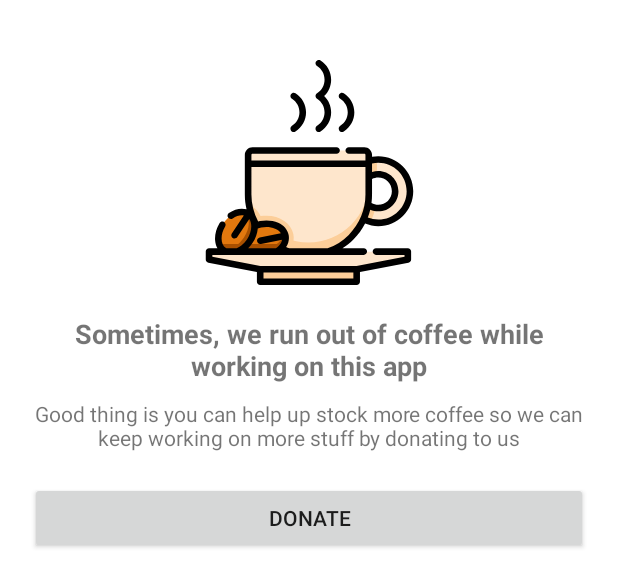
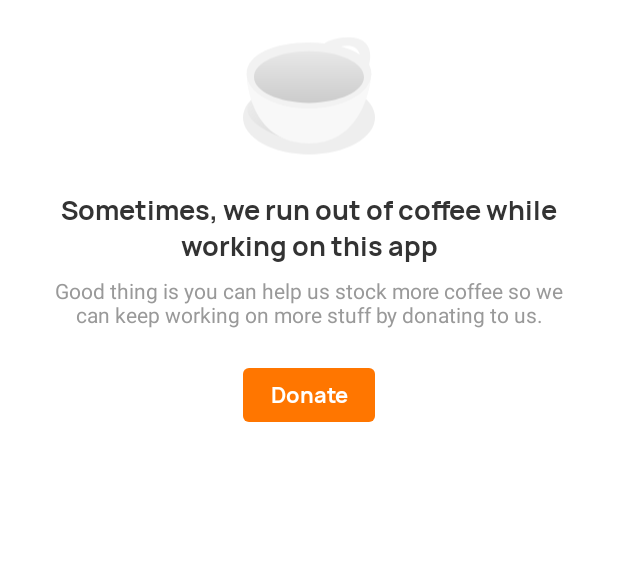
Before and after one commit to SameItuHiu/Nintendo_Eshop, an Android app: the layout popup.xml on its own in the app's theme, with its tools: preview values and no code run, on a phone screen of 412 x 824 dp. Shown: the top 587 px of the screen. Run offline under Robolectric (Android 15) with nearby library versions, the phone set to English and light mode, and no system bars; network calls fail; Roboto replaces fonts that are not available here.

Commit message:
- Updated the `Donate` design

```diff
--- a/app/build.gradle
+++ b/app/build.gradle
@@ -22,15 +22,17 @@ android {
 
 dependencies {
     implementation fileTree(dir: 'libs', include: ['*.jar'])
-    implementation 'androidx.appcompat:appcompat:1.0.2'
+    implementation 'androidx.appcompat:appcompat:1.1.0'
     implementation 'androidx.constraintlayout:constraintlayout:1.1.3'
     implementation 'androidx.legacy:legacy-support-v4:1.0.0'
     testImplementation 'junit:junit:4.12'
-    androidTestImplementation 'androidx.test:runner:1.1.1'
-    androidTestImplementation 'androidx.test.espresso:espresso-core:3.1.1'
+    androidTestImplementation 'androidx.test:runner:1.2.0'
+    androidTestImplementation 'androidx.test.espresso:espresso-core:3.2.0'
 
     implementation 'com.google.android.material:material:1.0.0'
     implementation 'com.android.volley:volley:1.1.1'
-    implementation 'com.github.bumptech.glide:glide:4.8.0'
+    implementation 'com.github.bumptech.glide:glide:4.9.0'
     implementation 'com.squareup.picasso:picasso:2.71828'
+    implementation 'com.makeramen:roundedimageview:2.3.0'
+    implementation 'com.google.android.material:material:1.1.0-alpha10'
 }
--- a/app/src/main/java/com/example/nintendo_eshop/ListViewAdapter.java
+++ b/app/src/main/java/com/example/nintendo_eshop/ListViewAdapter.java
@@ -41,7 +41,7 @@ public class ListViewAdapter extends RecyclerView.Adapter<ListViewAdapter.ViewHo
 
         holder.textTitle.setText(game.getTitle());
         holder.textCategories.setText(String.valueOf(game.getCategories()));
-        Glide.with(context).load("http:" + game.getImage()).into(holder.image);
+        Glide.with(context).load("https:" + game.getImage()).into(holder.image);
         //Picasso.get().load(game.getImage()).into(holder.image);
 
     }
--- a/app/src/main/java/com/example/nintendo_eshop/MainActivity.java
+++ b/app/src/main/java/com/example/nintendo_eshop/MainActivity.java
@@ -40,10 +40,7 @@ public class MainActivity extends AppCompatActivity{
         super.onCreate(savedInstanceState);
         setContentView(R.layout.activity_main);
 
-        Toolbar toolbar = (Toolbar) findViewById(R.id.toolbar);
-        setSupportActionBar(toolbar);
-
-        recyclerView=(RecyclerView)findViewById(R.id.main_list);
+        recyclerView = findViewById(R.id.main_list);
         recyclerView.setHasFixedSize(true);
         recyclerView.setLayoutManager(new LinearLayoutManager(this));
         gameItem = new ArrayList<>();
@@ -97,7 +94,7 @@ public class MainActivity extends AppCompatActivity{
 
             GameItem gameList = new GameItem();
 
-            JSONObject json = null;
+            JSONObject json;
             try {
                 json = array.getJSONObject(i);
 
--- /dev/null
+++ b/app/src/main/res/drawable/ic_graphiccoffee.xml
@@ -0,0 +1,49 @@
+<vector xmlns:android="http://schemas.android.com/apk/res/android"
+    xmlns:aapt="http://schemas.android.com/aapt"
+    android:width="88dp"
+    android:height="79dp"
+    android:viewportWidth="88"
+    android:viewportHeight="79">
+  <path
+      android:pathData="m88,53.8541c0,13.5008 -19.6996,24.4444 -44,24.4444s-44,-10.9438 -44,-24.4444c0,-13.5006 19.6996,-24.4444 44,-24.4444s44,10.9436 44,24.4444"
+      android:fillColor="#eee"
+      android:fillType="nonZero"/>
+  <path
+      android:pathData="m29.0757,68.4157c-15.0315,-5.5852 -23.571,-11.2852 -25.6187,-17.1s1.1028,-10.0597 9.4513,-12.7345z"
+      android:fillType="nonZero">
+    <aapt:attr name="android:fillColor">
+      <gradient
+          android:startY="38.581203"
+          android:startX="4.5552464"
+          android:endY="68.4157"
+          android:endX="25.929754"
+          android:type="linear">
+        <item android:offset="0" android:color="#00DDDDDD"/>
+        <item android:offset="1" android:color="#FFDDDDDD"/>
+      </gradient>
+    </aapt:attr>
+  </path>
+  <path
+      android:pathData="m44,70.9651c-36.564,0 -41.5556,-36.6666 -41.5556,-46.4444h83.1112c0,4.889 -4.7864,46.4444 -41.5556,46.4444"
+      android:fillColor="#f8f8f8"
+      android:fillType="nonZero"/>
+  <path
+      android:pathData="m77.9333,12.1804c-3.317,-2.293 -7.5852,-4.1408 -12.518,-5.5 4.5832,-1.4078 11.1248,-0.7552 12.518,5.5m6.1184,6.5806c5.9694,-24.7428 -23.909,-18.837 -29.832,-14.173 -3.2756,-0.3642 -6.688,-0.572 -10.2204,-0.572 -22.9508,0 -41.5556,7.8908 -41.5556,20.6408 0,12.75 18.6048,23.0852 41.5556,23.0852s41.5556,-10.3352 41.5556,-23.0852c0,-2.107 -0.55,-4.0676 -1.5032,-5.8958"
+      android:fillColor="#f2f2f2"
+      android:fillType="nonZero"/>
+  <path
+      android:pathData="m80.6666,26.9651c0,9.4504 -16.417,17.1112 -36.6666,17.1112s-36.6666,-7.6608 -36.6666,-17.1112 16.417,-17.111 36.6666,-17.111 36.6666,7.6608 36.6666,17.111"
+      android:fillType="nonZero">
+    <aapt:attr name="android:fillColor">
+      <gradient
+          android:startY="9.854101"
+          android:startX="44.000004"
+          android:endY="44.0763"
+          android:endX="44.000004"
+          android:type="linear">
+        <item android:offset="0" android:color="#FFE8E8E8"/>
+        <item android:offset="1" android:color="#FFCCCCCC"/>
+      </gradient>
+    </aapt:attr>
+  </path>
+</vector>
--- /dev/null
+++ b/app/src/main/res/drawable/rounded_dialog.xml
@@ -0,0 +1,7 @@
+<?xml version="1.0" encoding="utf-8"?>
+<shape xmlns:android="http://schemas.android.com/apk/res/android"
+    android:shape="rectangle">
+    <solid android:color="@android:color/white"/>
+    <corners android:topLeftRadius="12dp"
+        android:topRightRadius="12dp"/>
+</shape>
--- a/app/src/main/res/layout/popup.xml
+++ b/app/src/main/res/layout/popup.xml
@@ -1,52 +1,60 @@
 <?xml version="1.0" encoding="utf-8"?>
 <androidx.constraintlayout.widget.ConstraintLayout xmlns:android="http://schemas.android.com/apk/res/android"
     xmlns:app="http://schemas.android.com/apk/res-auto"
-    xmlns:tools="http://schemas.android.com/tools"
-    android:orientation="vertical" android:layout_width="match_parent"
+    android:layout_width="match_parent"
     android:layout_height="match_parent"
-    android:padding="20dp"
-    android:background="#fff">
+    android:background="#fff"
+    android:orientation="vertical"
+    android:padding="24dp">
+
+    <com.google.android.material.button.MaterialButton
+        style="@style/Widget.MaterialComponents.Button.UnelevatedButton"
+        android:layout_width="wrap_content"
+        android:layout_height="wrap_content"
+        android:layout_marginTop="20dp"
+        android:text="@string/donate"
+        app:layout_constraintEnd_toEndOf="parent"
+        app:layout_constraintStart_toStartOf="parent"
+        app:layout_constraintTop_toBottomOf="@+id/textView2"
+        app:cornerRadius="4dp"
+        android:fontFamily="@font/manropebold"
+        android:textAllCaps="false"
+        android:textSize="14sp"
+        android:letterSpacing="0"
+        />
 
     <ImageView
         android:id="@+id/imageView"
-        android:layout_width="150dp"
-        android:layout_height="150dp"
-        android:src="@drawable/ic_coffee_cup"
-        android:layout_marginTop="20dp"
+        android:layout_width="88dp"
+        android:layout_height="80dp"
+        android:src="@drawable/ic_graphiccoffee"
         app:layout_constraintEnd_toEndOf="parent"
         app:layout_constraintStart_toStartOf="parent"
         app:layout_constraintTop_toTopOf="parent" />
 
     <TextView
-        android:id="@+id/textView"
+        android:id="@+id/textView2"
+        android:textColor="#999999"
         android:layout_width="match_parent"
         android:layout_height="wrap_content"
-        android:layout_marginTop="20dp"
-        android:text="@string/H1Coffe"
-        android:textAlignment="center"
-        android:textSize="18sp"
-        android:textStyle="bold"
-        app:layout_constraintEnd_toEndOf="parent"
-        app:layout_constraintStart_toStartOf="parent"
-        app:layout_constraintTop_toBottomOf="@+id/imageView" />
-
-    <TextView
-        android:id="@+id/textView2"
-        android:layout_width="match_parent"
-        android:layout_height="wrap_content"
-        android:layout_marginTop="10dp"
+        android:layout_marginTop="8dp"
         android:text="@string/descoffe"
         android:textAlignment="center"
         app:layout_constraintEnd_toEndOf="parent"
         app:layout_constraintStart_toStartOf="parent"
         app:layout_constraintTop_toBottomOf="@+id/textView" />
 
-    <Button
+    <TextView
+        android:id="@+id/textView"
+        android:textColor="#333333"
         android:layout_width="match_parent"
         android:layout_height="wrap_content"
-        android:text="DONATE"
+        android:layout_marginTop="24dp"
+        android:fontFamily="@font/manropebold"
+        android:text="@string/H1Coffe"
+        android:textAlignment="center"
+        android:textSize="17sp"
         app:layout_constraintEnd_toEndOf="parent"
         app:layout_constraintStart_toStartOf="parent"
-        app:layout_constraintTop_toBottomOf="@+id/textView2"
-        android:layout_marginTop="20dp"/>
+        app:layout_constraintTop_toBottomOf="@+id/imageView" />
 </androidx.constraintlayout.widget.ConstraintLayout>
--- a/app/src/main/res/values/strings.xml
+++ b/app/src/main/res/values/strings.xml
@@ -1,5 +1,5 @@
 <resources>
-    <string name="app_name">Nintendo_Eshop</string>
+    <string name="app_name">Nintendo eShop</string>
     <string name="new_release">new release</string>
     <string name="on_sale">on sale</string>
     <string name="all_game">all game</string>
@@ -9,7 +9,7 @@
     <!-- TODO: Remove or change this placeholder text -->
     <string name="hello_blank_fragment">Hello blank fragment</string>
     <string name="H1Coffe">Sometimes, we run out of coffee while working on this app</string>
-    <string name="descoffe">Good thing is you can help up stock more coffee so we can keep working on more stuff by donating to us</string>
+    <string name="descoffe">Good thing is you can help us stock more coffee so we can keep working on more stuff by donating to us.</string>
     <string name="todo">TODO</string>
     <string name="title">Title</string>
     <string name="category">category</string>
--- a/app/src/main/res/values/styles.xml
+++ b/app/src/main/res/values/styles.xml
@@ -1,11 +1,26 @@
 <resources>
 
     <!-- Base application theme. -->
-    <style name="AppTheme" parent="Theme.AppCompat.Light.NoActionBar">
+    <style name="AppTheme" parent="Theme.MaterialComponents">
         <!-- Customize your theme here. -->
-        <item name="colorPrimary">@color/colorPrimary</item>
-        <item name="colorPrimaryDark">@color/colorPrimaryDark</item>
-        <item name="colorAccent">@color/colorAccent</item>
+        <item name="colorPrimary">#FF7600</item>
+        <item name="colorOnPrimary">#FFFFFF</item>
+        <item name="colorPrimaryDark">#C54600</item>
+        <item name="colorPrimaryVariant">#c54600</item>
+        <item name="colorSurface">#FFFFFF</item>
+        <item name="colorOnSurface">#333333</item>
+        <item name="android:colorBackground">#F2F2F2</item>
+        <item name="colorOnBackground">#333333</item>
+    </style>
+
+    <style name="AppBottomSheetDialogTheme"
+        parent="Theme.Design.Light.BottomSheetDialog">
+        <item name="bottomSheetStyle">@style/AppModalStyle</item>
+    </style>
+
+    <style name="AppModalStyle"
+        parent="Widget.Design.BottomSheet.Modal">
+        <item name="android:background">@drawable/rounded_dialog</item>
     </style>
 
 </resources>
```
